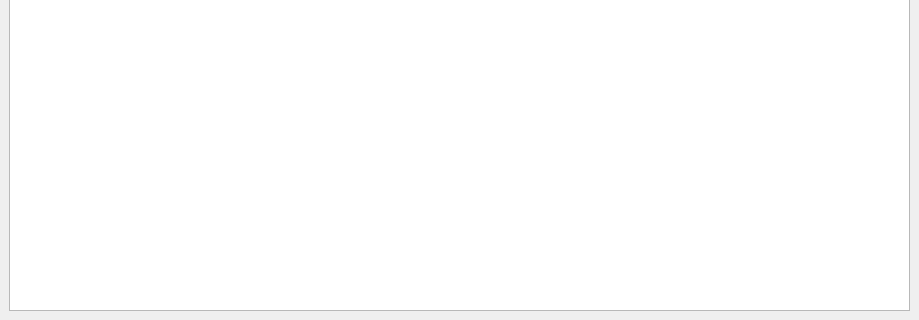
Gustopoll/InvoiceMaker, file Pages/mainpage.ui: the form before one commit; both pictures show x 0 to 919 and y 215 to 535 of the 919 by 535 pixel window.
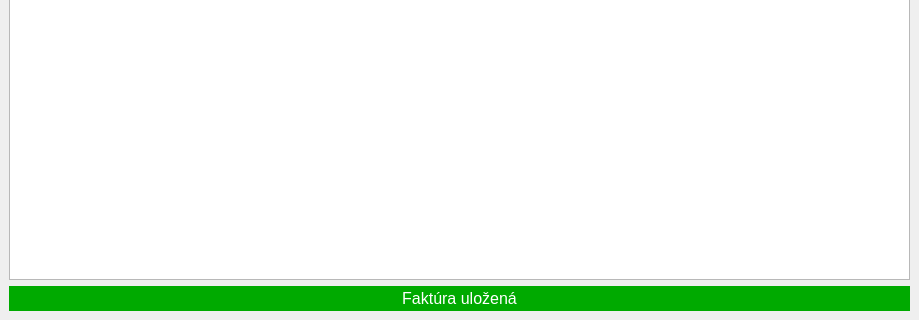
The form after the commit.

Commit message: some bugs fixed and added temporary label

Patch:
```diff
--- a/Pages/mainpage.ui
+++ b/Pages/mainpage.ui
@@ -319,6 +319,31 @@
       </item>
      </layout>
     </item>
+    <item row="1" column="1">
+     <widget class="QLabel" name="labelMSG">
+      <property name="minimumSize">
+       <size>
+        <width>0</width>
+        <height>25</height>
+       </size>
+      </property>
+      <property name="font">
+       <font>
+        <pointsize>12</pointsize>
+       </font>
+      </property>
+      <property name="styleSheet">
+       <string notr="true">color: rgb(255, 255, 255);
+background-color: rgb(0, 170, 0);</string>
+      </property>
+      <property name="text">
+       <string>Faktúra uložená</string>
+      </property>
+      <property name="alignment">
+       <set>Qt::AlignCenter</set>
+      </property>
+     </widget>
+    </item>
    </layout>
   </widget>
  </widget>
```
The commit also changes 11 other files.
